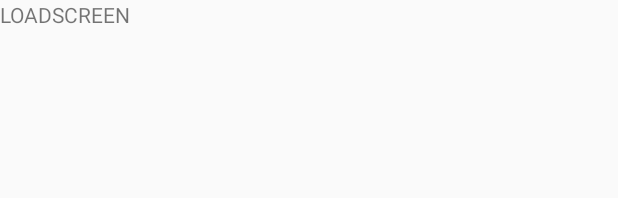
After one commit to edcuba/v4hack2017, an Android app: the layout splash.xml on its own in the app's theme, with its tools: preview values and no code run, on a phone screen of 412 x 824 dp. The commit adds this screen. Shown: the top 198 px of the screen. Run offline under Robolectric (Android 15) with nearby library versions, the phone set to English and light mode, and no system bars.

Commit message:
fire support + loadscreen

```diff
--- a/RIoT/Application/src/main/java/com/example/android/camera2basic/Camera2BasicFragment.java
+++ b/RIoT/Application/src/main/java/com/example/android/camera2basic/Camera2BasicFragment.java
@@ -928,10 +928,13 @@ public class Camera2BasicFragment extends Fragment
         public void changeActivity(String id) {
             Log.d(TAG, id);
             unlockFocus();
-            if (Integer.parseInt(id) == 1) { // THIS IS RASPBERRY PI
+            int i = Integer.parseInt(id);
+            if (i == 1) { // THIS IS RASPBERRY PI
                 Fragment pref = new LightFragment();
                 FragmentManager fragmentManager = getFragmentManager();
                 fragmentManager.beginTransaction().replace(R.id.container, pref).addToBackStack(null).commit();
+            } else if (i == 3) {
+                showToast("Damm! You are on fire!.");
             } else { // THIS IS STG ELSE
                 showToast("No IoT devices detected.");
             }
--- /dev/null
+++ b/RIoT/Application/src/main/res/layout/splash.xml
@@ -0,0 +1,12 @@
+<?xml version="1.0" encoding="utf-8"?>
+<LinearLayout xmlns:android="http://schemas.android.com/apk/res/android"
+    android:layout_width="match_parent"
+    android:layout_height="match_parent">
+
+    <TextView
+        android:id="@+id/textView5"
+        android:layout_width="wrap_content"
+        android:layout_height="wrap_content"
+        android:layout_weight="1"
+        android:text="LOADSCREEN" />
+</LinearLayout>
```
Also changed, not shown: RIoT/Application/src/main/java/com/example/android/camera2basic/CameraActivity.java (+16 -6 lines).
